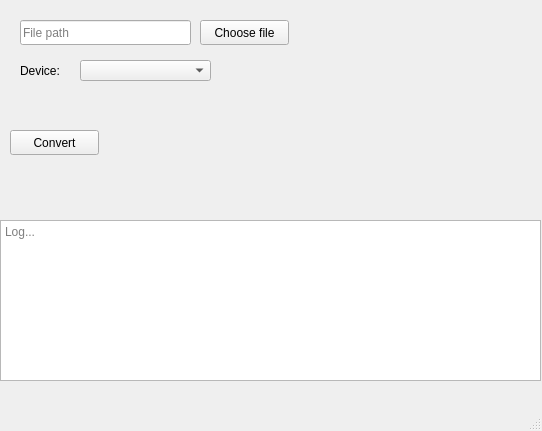
Above: MainWindow.ui from rafalk342/k2pdfopt-PyQt before the change. Below: the same form after it.
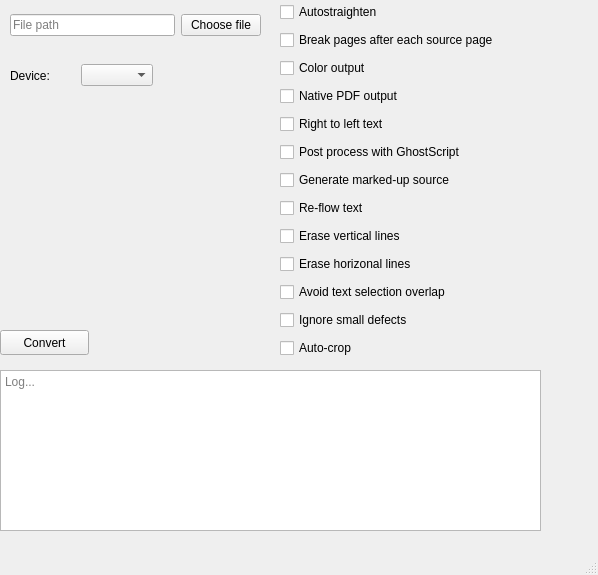
That is the form after the change.

Commit message: Add the rest of arguments

The edit to the form file:
```diff
--- a/MainWindow.ui
+++ b/MainWindow.ui
@@ -6,48 +6,19 @@
    <rect>
     <x>0</x>
     <y>0</y>
-    <width>542</width>
-    <height>431</height>
+    <width>598</width>
+    <height>575</height>
    </rect>
   </property>
   <property name="windowTitle">
    <string>MainWindow</string>
   </property>
   <widget class="QWidget" name="centralwidget">
-   <widget class="QPushButton" name="chooseFileButton">
-    <property name="geometry">
-     <rect>
-      <x>200</x>
-      <y>20</y>
-      <width>89</width>
-      <height>25</height>
-     </rect>
-    </property>
-    <property name="text">
-     <string>Choose file</string>
-    </property>
-   </widget>
-   <widget class="QLineEdit" name="inputFilePath">
-    <property name="geometry">
-     <rect>
-      <x>20</x>
-      <y>20</y>
-      <width>171</width>
-      <height>25</height>
-     </rect>
-    </property>
-    <property name="readOnly">
-     <bool>true</bool>
-    </property>
-    <property name="placeholderText">
-     <string>File path</string>
-    </property>
-   </widget>
    <widget class="QPushButton" name="convertFileButton">
     <property name="geometry">
      <rect>
-      <x>10</x>
-      <y>130</y>
+      <x>0</x>
+      <y>330</y>
       <width>89</width>
       <height>25</height>
      </rect>
@@ -60,7 +31,7 @@
     <property name="geometry">
      <rect>
       <x>0</x>
-      <y>220</y>
+      <y>370</y>
       <width>541</width>
       <height>161</height>
      </rect>
@@ -72,28 +43,168 @@
      <string>Log...</string>
     </property>
    </widget>
-   <widget class="QLabel" name="deviceLabel">
+   <widget class="QWidget" name="horizontalLayoutWidget_2">
     <property name="geometry">
      <rect>
-      <x>20</x>
-      <y>60</y>
-      <width>67</width>
-      <height>21</height>
+      <x>0</x>
+      <y>50</y>
+      <width>153</width>
+      <height>51</height>
      </rect>
     </property>
-    <property name="text">
-     <string>Device:</string>
+    <layout class="QHBoxLayout" name="horizontalLayout_2">
+     <property name="spacing">
+      <number>6</number>
+     </property>
+     <property name="leftMargin">
+      <number>10</number>
+     </property>
+     <item>
+      <widget class="QLabel" name="deviceLabel">
+       <property name="text">
+        <string>Device:</string>
+       </property>
+      </widget>
+     </item>
+     <item>
+      <widget class="QComboBox" name="deviceComboBox"/>
+     </item>
+    </layout>
+   </widget>
+   <widget class="QWidget" name="horizontalLayoutWidget">
+    <property name="geometry">
+     <rect>
+      <x>0</x>
+      <y>0</y>
+      <width>261</width>
+      <height>51</height>
+     </rect>
     </property>
+    <layout class="QHBoxLayout" name="horizontalLayout">
+     <property name="leftMargin">
+      <number>10</number>
+     </property>
+     <item>
+      <widget class="QLineEdit" name="inputFilePath">
+       <property name="readOnly">
+        <bool>true</bool>
+       </property>
+       <property name="placeholderText">
+        <string>File path</string>
+       </property>
+      </widget>
+     </item>
+     <item>
+      <widget class="QPushButton" name="chooseFileButton">
+       <property name="text">
+        <string>Choose file</string>
+       </property>
+      </widget>
+     </item>
+    </layout>
    </widget>
-   <widget class="QComboBox" name="deviceComboBox">
+   <widget class="QWidget" name="verticalLayoutWidget">
     <property name="geometry">
      <rect>
-      <x>80</x>
-      <y>60</y>
-      <width>131</width>
-      <height>21</height>
+      <x>280</x>
+      <y>0</y>
+      <width>269</width>
+      <height>373</height>
      </rect>
     </property>
+    <layout class="QVBoxLayout" name="verticalLayout">
+     <item>
+      <widget class="QCheckBox" name="autostraightenCheckBox">
+       <property name="text">
+        <string>Autostraighten</string>
+       </property>
+      </widget>
+     </item>
+     <item>
+      <widget class="QCheckBox" name="breakAfterEachCheckBox">
+       <property name="text">
+        <string>Break pages after each source page</string>
+       </property>
+      </widget>
+     </item>
+     <item>
+      <widget class="QCheckBox" name="colorOutputCheckBox">
+       <property name="text">
+        <string>Color output</string>
+       </property>
+      </widget>
+     </item>
+     <item>
+      <widget class="QCheckBox" name="nativePDFOutputCheckBox">
+       <property name="text">
+        <string>Native PDF output</string>
+       </property>
+      </widget>
+     </item>
+     <item>
+      <widget class="QCheckBox" name="rightToLeftCheckBox">
+       <property name="text">
+        <string>Right to left text</string>
+       </property>
+      </widget>
+     </item>
+     <item>
+      <widget class="QCheckBox" name="postProcessWithGhostScriptCheckBox">
+       <property name="text">
+        <string>Post process with GhostScript</string>
+       </property>
+      </widget>
+     </item>
+     <item>
+      <widget class="QCheckBox" name="generateMarkedUpSourceCheckBox">
+       <property name="text">
+        <string>Generate marked-up source</string>
+       </property>
+      </widget>
+     </item>
+     <item>
+      <widget class="QCheckBox" name="reFlowTextCheckBox">
+       <property name="text">
+        <string>Re-flow text</string>
+       </property>
+      </widget>
+     </item>
+     <item>
+      <widget class="QCheckBox" name="eraseVerticalLinesCheckBox">
+       <property name="text">
+        <string>Erase vertical lines</string>
+       </property>
+      </widget>
+     </item>
+     <item>
+      <widget class="QCheckBox" name="eraseHorizontalLinesCheckBox">
+       <property name="text">
+        <string>Erase horizonal lines</string>
+       </property>
+      </widget>
+     </item>
+     <item>
+      <widget class="QCheckBox" name="avoidTextSelectionOverlapCheckBox">
+       <property name="text">
+        <string>Avoid text selection overlap</string>
+       </property>
+      </widget>
+     </item>
+     <item>
+      <widget class="QCheckBox" name="ignoreSmallDefectsCheckBox">
+       <property name="text">
+        <string>Ignore small defects</string>
+       </property>
+      </widget>
+     </item>
+     <item>
+      <widget class="QCheckBox" name="autoCropCheckBox">
+       <property name="text">
+        <string>Auto-crop</string>
+       </property>
+      </widget>
+     </item>
+    </layout>
    </widget>
   </widget>
   <widget class="QMenuBar" name="menubar">
```
Left out of the diff: 2 changed lines with no effect on the pictures. The commit also changes 2 other files.
